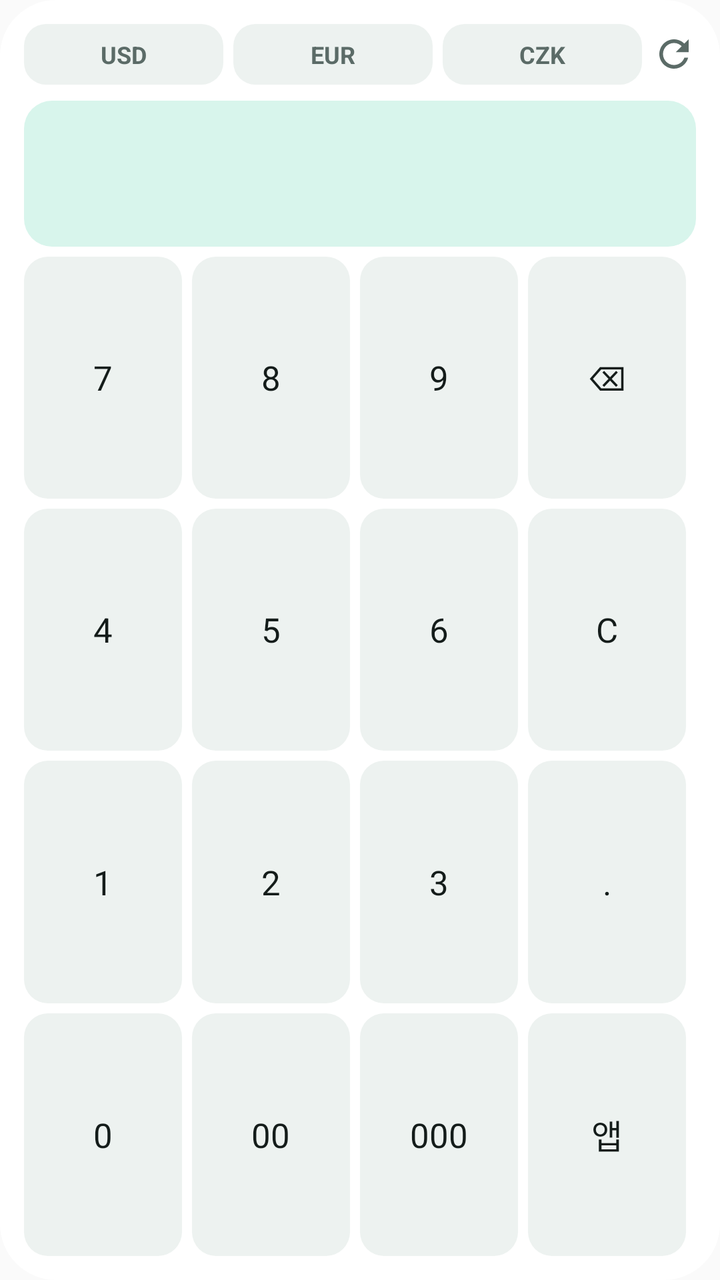
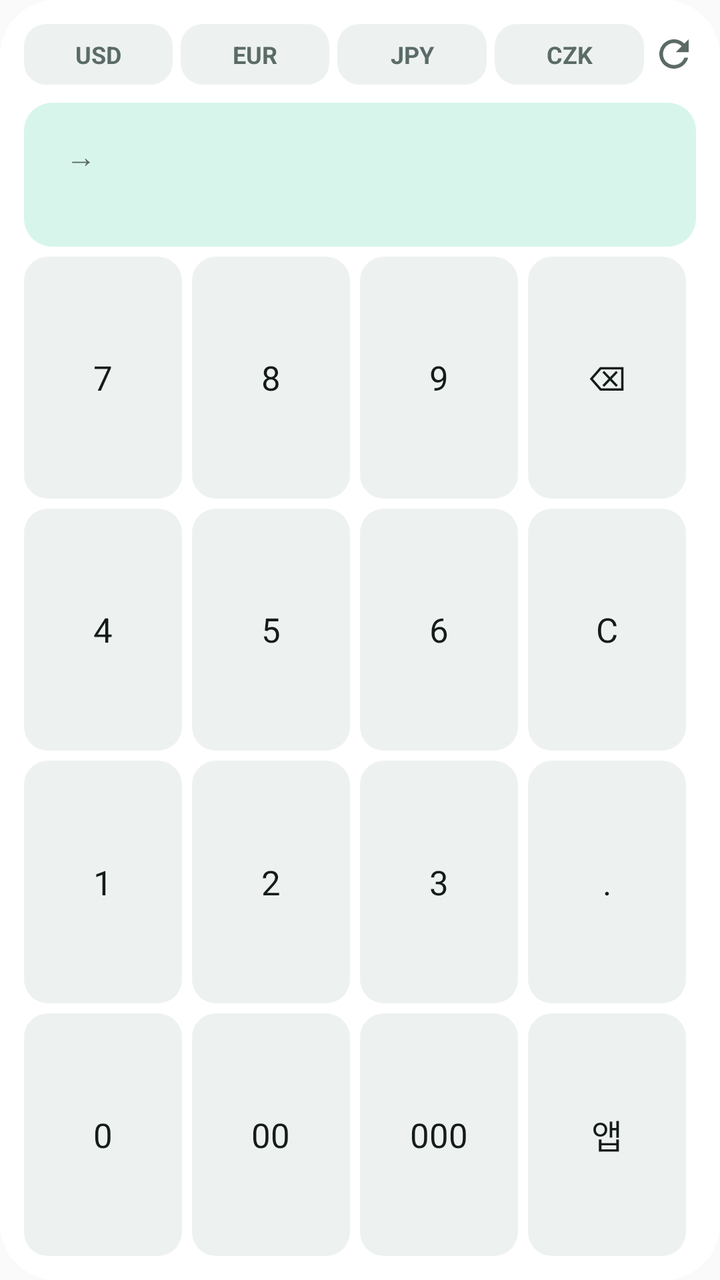

Compare the two renders of this Android layout. The source of the first and the diff that turns it into the second are given below.
<!-- AndroidManifest.xml: application theme Theme.MyExchanges -->
<!-- res/layout/widget_keypad.xml -->
<?xml version="1.0" encoding="utf-8"?>
<LinearLayout xmlns:android="http://schemas.android.com/apk/res/android"
    android:id="@+id/w_root"
    android:layout_width="match_parent" android:layout_height="match_parent"
    android:orientation="vertical" android:background="@drawable/w_bg"
    android:padding="12dp">

    <LinearLayout android:layout_width="match_parent" android:layout_height="wrap_content"
        android:orientation="horizontal" android:paddingTop="0dp" android:gravity="center_vertical">
        <TextView android:id="@+id/w_cur_usd" android:layout_width="0dp" android:layout_height="wrap_content"
            android:layout_weight="1" android:gravity="center" android:padding="7dp"
            android:layout_marginEnd="5dp" android:background="@drawable/w_chip"
            android:textSize="12sp" android:textStyle="bold" android:textColor="@color/w_muted"
            android:text="USD" android:maxLines="1" />
        <TextView android:id="@+id/w_cur_eur" android:layout_width="0dp" android:layout_height="wrap_content"
            android:layout_weight="1" android:gravity="center" android:padding="7dp"
            android:layout_marginEnd="5dp" android:background="@drawable/w_chip"
            android:textSize="12sp" android:textStyle="bold" android:textColor="@color/w_muted"
            android:text="EUR" android:maxLines="1" />
        <TextView android:id="@+id/w_cur_czk" android:layout_width="0dp" android:layout_height="wrap_content"
            android:layout_weight="1" android:gravity="center" android:padding="7dp"
            android:layout_marginEnd="5dp" android:background="@drawable/w_chip"
            android:textSize="12sp" android:textStyle="bold" android:textColor="@color/w_muted"
            android:text="CZK" android:maxLines="1" />
        <ImageView android:id="@+id/w_refresh" android:layout_width="22dp" android:layout_height="22dp"
            android:src="@drawable/w_refresh" android:contentDescription="새로고침" />
    </LinearLayout>
    <LinearLayout android:layout_width="match_parent" android:layout_height="wrap_content"
        android:orientation="vertical" android:background="@drawable/w_hero"
        android:padding="11dp" android:layout_marginTop="8dp">
        <TextView android:id="@+id/w_amount" android:layout_width="match_parent" android:layout_height="wrap_content"
            android:textSize="13sp" android:textColor="@color/w_muted" android:maxLines="1" />
        <TextView android:id="@+id/w_result" android:layout_width="match_parent" android:layout_height="wrap_content"
            android:textSize="24sp" android:textStyle="bold" android:textColor="@color/w_text"
            android:maxLines="1" android:paddingTop="1dp" />
    </LinearLayout>
    <LinearLayout android:layout_width="match_parent" android:layout_height="0dp"
        android:layout_weight="1" android:orientation="horizontal" android:paddingTop="5dp">
        <TextView android:id="@+id/k7" android:layout_width="0dp" android:layout_height="match_parent"
            android:layout_weight="1" android:gravity="center" android:layout_marginEnd="5dp"
            android:background="@drawable/w_key" android:text="7"
            android:textSize="17sp" android:textColor="@color/w_text" android:maxLines="1" />
        <TextView android:id="@+id/k8" android:layout_width="0dp" android:layout_height="match_parent"
            android:layout_weight="1" android:gravity="center" android:layout_marginEnd="5dp"
            android:background="@drawable/w_key" android:text="8"
            android:textSize="17sp" android:textColor="@color/w_text" android:maxLines="1" />
        <TextView android:id="@+id/k9" android:layout_width="0dp" android:layout_height="match_parent"
            android:layout_weight="1" android:gravity="center" android:layout_marginEnd="5dp"
            android:background="@drawable/w_key" android:text="9"
            android:textSize="17sp" android:textColor="@color/w_text" android:maxLines="1" />
        <TextView android:id="@+id/kdel" android:layout_width="0dp" android:layout_height="match_parent"
            android:layout_weight="1" android:gravity="center" android:layout_marginEnd="5dp"
            android:background="@drawable/w_key" android:text="⌫"
            android:textSize="17sp" android:textColor="@color/w_text" android:maxLines="1" />
    </LinearLayout>
    <LinearLayout android:layout_width="match_parent" android:layout_height="0dp"
        android:layout_weight="1" android:orientation="horizontal" android:paddingTop="5dp">
        <TextView android:id="@+id/k4" android:layout_width="0dp" android:layout_height="match_parent"
            android:layout_weight="1" android:gravity="center" android:layout_marginEnd="5dp"
            android:background="@drawable/w_key" android:text="4"
            android:textSize="17sp" android:textColor="@color/w_text" android:maxLines="1" />
        <TextView android:id="@+id/k5" android:layout_width="0dp" android:layout_height="match_parent"
            android:layout_weight="1" android:gravity="center" android:layout_marginEnd="5dp"
            android:background="@drawable/w_key" android:text="5"
            android:textSize="17sp" android:textColor="@color/w_text" android:maxLines="1" />
        <TextView android:id="@+id/k6" android:layout_width="0dp" android:layout_height="match_parent"
            android:layout_weight="1" android:gravity="center" android:layout_marginEnd="5dp"
            android:background="@drawable/w_key" android:text="6"
            android:textSize="17sp" android:textColor="@color/w_text" android:maxLines="1" />
        <TextView android:id="@+id/kclr" android:layout_width="0dp" android:layout_height="match_parent"
            android:layout_weight="1" android:gravity="center" android:layout_marginEnd="5dp"
            android:background="@drawable/w_key" android:text="C"
            android:textSize="17sp" android:textColor="@color/w_text" android:maxLines="1" />
    </LinearLayout>
    <LinearLayout android:layout_width="match_parent" android:layout_height="0dp"
        android:layout_weight="1" android:orientation="horizontal" android:paddingTop="5dp">
        <TextView android:id="@+id/k1" android:layout_width="0dp" android:layout_height="match_parent"
            android:layout_weight="1" android:gravity="center" android:layout_marginEnd="5dp"
            android:background="@drawable/w_key" android:text="1"
            android:textSize="17sp" android:textColor="@color/w_text" android:maxLines="1" />
        <TextView android:id="@+id/k2" android:layout_width="0dp" android:layout_height="match_parent"
            android:layout_weight="1" android:gravity="center" android:layout_marginEnd="5dp"
            android:background="@drawable/w_key" android:text="2"
            android:textSize="17sp" android:textColor="@color/w_text" android:maxLines="1" />
        <TextView android:id="@+id/k3" android:layout_width="0dp" android:layout_height="match_parent"
            android:layout_weight="1" android:gravity="center" android:layout_marginEnd="5dp"
            android:background="@drawable/w_key" android:text="3"
            android:textSize="17sp" android:textColor="@color/w_text" android:maxLines="1" />
        <TextView android:id="@+id/kdot" android:layout_width="0dp" android:layout_height="match_parent"
            android:layout_weight="1" android:gravity="center" android:layout_marginEnd="5dp"
            android:background="@drawable/w_key" android:text="."
            android:textSize="17sp" android:textColor="@color/w_text" android:maxLines="1" />
    </LinearLayout>
    <LinearLayout android:layout_width="match_parent" android:layout_height="0dp"
        android:layout_weight="1" android:orientation="horizontal" android:paddingTop="5dp">
        <TextView android:id="@+id/k0" android:layout_width="0dp" android:layout_height="match_parent"
            android:layout_weight="1" android:gravity="center" android:layout_marginEnd="5dp"
            android:background="@drawable/w_key" android:text="0"
            android:textSize="17sp" android:textColor="@color/w_text" android:maxLines="1" />
        <TextView android:id="@+id/k00" android:layout_width="0dp" android:layout_height="match_parent"
            android:layout_weight="1" android:gravity="center" android:layout_marginEnd="5dp"
            android:background="@drawable/w_key" android:text="00"
            android:textSize="17sp" android:textColor="@color/w_text" android:maxLines="1" />
        <TextView android:id="@+id/k000" android:layout_width="0dp" android:layout_height="match_parent"
            android:layout_weight="1" android:gravity="center" android:layout_marginEnd="5dp"
            android:background="@drawable/w_key" android:text="000"
            android:textSize="17sp" android:textColor="@color/w_text" android:maxLines="1" />
        <TextView android:id="@+id/kopen" android:layout_width="0dp" android:layout_height="match_parent"
            android:layout_weight="1" android:gravity="center" android:layout_marginEnd="5dp"
            android:background="@drawable/w_key" android:text="앱"
            android:textSize="17sp" android:textColor="@color/w_text" android:maxLines="1" />
    </LinearLayout>
</LinearLayout>
<!-- resources referenced by this layout -->
<resources>
  <color name="w_muted">#FF5B6B67</color>
  <color name="w_text">#FF141C1A</color>
  <!-- drawable w_bg (drawable) -->
  <?xml version="1.0" encoding="utf-8"?>
  <shape xmlns:android="http://schemas.android.com/apk/res/android" android:shape="rectangle">
      <solid android:color="@color/w_bg" />
      <corners android:radius="@dimen/w_radius" />
  </shape>
  <!-- drawable w_chip (drawable) -->
  <?xml version="1.0" encoding="utf-8"?>
  <shape xmlns:android="http://schemas.android.com/apk/res/android" android:shape="rectangle">
      <solid android:color="@color/w_chip" />
      <corners android:radius="11dp" />
  </shape>
  <!-- drawable w_hero (drawable) -->
  <?xml version="1.0" encoding="utf-8"?>
  <shape xmlns:android="http://schemas.android.com/apk/res/android" android:shape="rectangle">
      <solid android:color="@color/w_hero" />
      <corners android:radius="14dp" />
  </shape>
  <!-- drawable w_key (drawable) -->
  <?xml version="1.0" encoding="utf-8"?>
  <shape xmlns:android="http://schemas.android.com/apk/res/android" android:shape="rectangle">
      <solid android:color="@color/w_chip" />
      <corners android:radius="12dp" />
  </shape>
  <!-- drawable w_refresh (drawable) -->
  <?xml version="1.0" encoding="utf-8"?>
  <vector xmlns:android="http://schemas.android.com/apk/res/android"
      android:width="20dp" android:height="20dp"
      android:viewportWidth="24" android:viewportHeight="24"
      android:tint="@color/w_muted">
      <path android:fillColor="#FF000000"
          android:pathData="M17.65,6.35C16.2,4.9 14.21,4 12,4c-4.42,0 -7.99,3.58 -8,8s3.57,8 8,8c3.73,0 6.84,-2.55 7.73,-6h-2.08c-0.82,2.33 -3.04,4 -5.65,4 -3.31,0 -6,-2.69 -6,-6s2.69,-6 6,-6c1.66,0 3.14,0.69 4.22,1.78L13,11h7V4l-2.35,2.35z" />
  </vector>
  <style name="Theme.MyExchanges" parent="@android:style/Theme.Material.Light.NoActionBar" />
  <color name="w_bg">#FFFFFFFF</color>
  <dimen name="w_radius">18dp</dimen>
  <color name="w_chip">#FFEDF2F0</color>
  <color name="w_hero">#FFD8F5EC</color>
</resources>

<!-- the commit's change to res/layout/widget_keypad.xml (unified diff, before → after) -->
@@ -6,20 +6,25 @@
     android:padding="12dp">
 
     <LinearLayout android:layout_width="match_parent" android:layout_height="wrap_content"
-        android:orientation="horizontal" android:paddingTop="0dp" android:gravity="center_vertical">
+        android:orientation="horizontal" android:gravity="center_vertical">
         <TextView android:id="@+id/w_cur_usd" android:layout_width="0dp" android:layout_height="wrap_content"
-            android:layout_weight="1" android:gravity="center" android:padding="7dp"
-            android:layout_marginEnd="5dp" android:background="@drawable/w_chip"
+            android:layout_weight="1" android:gravity="center" android:paddingTop="7dp" android:paddingBottom="7dp"
+            android:layout_marginEnd="4dp" android:background="@drawable/w_chip"
             android:textSize="12sp" android:textStyle="bold" android:textColor="@color/w_muted"
             android:text="USD" android:maxLines="1" />
         <TextView android:id="@+id/w_cur_eur" android:layout_width="0dp" android:layout_height="wrap_content"
-            android:layout_weight="1" android:gravity="center" android:padding="7dp"
-            android:layout_marginEnd="5dp" android:background="@drawable/w_chip"
+            android:layout_weight="1" android:gravity="center" android:paddingTop="7dp" android:paddingBottom="7dp"
+            android:layout_marginEnd="4dp" android:background="@drawable/w_chip"
             android:textSize="12sp" android:textStyle="bold" android:textColor="@color/w_muted"
             android:text="EUR" android:maxLines="1" />
+        <TextView android:id="@+id/w_cur_jpy" android:layout_width="0dp" android:layout_height="wrap_content"
+            android:layout_weight="1" android:gravity="center" android:paddingTop="7dp" android:paddingBottom="7dp"
+            android:layout_marginEnd="4dp" android:background="@drawable/w_chip"
+            android:textSize="12sp" android:textStyle="bold" android:textColor="@color/w_muted"
+            android:text="JPY" android:maxLines="1" />
         <TextView android:id="@+id/w_cur_czk" android:layout_width="0dp" android:layout_height="wrap_content"
-            android:layout_weight="1" android:gravity="center" android:padding="7dp"
-            android:layout_marginEnd="5dp" android:background="@drawable/w_chip"
+            android:layout_weight="1" android:gravity="center" android:paddingTop="7dp" android:paddingBottom="7dp"
+            android:layout_marginEnd="4dp" android:background="@drawable/w_chip"
             android:textSize="12sp" android:textStyle="bold" android:textColor="@color/w_muted"
             android:text="CZK" android:maxLines="1" />
         <ImageView android:id="@+id/w_refresh" android:layout_width="22dp" android:layout_height="22dp"
@@ -27,12 +32,22 @@
     </LinearLayout>
     <LinearLayout android:layout_width="match_parent" android:layout_height="wrap_content"
         android:orientation="vertical" android:background="@drawable/w_hero"
-        android:padding="11dp" android:layout_marginTop="8dp">
-        <TextView android:id="@+id/w_amount" android:layout_width="match_parent" android:layout_height="wrap_content"
-            android:textSize="13sp" android:textColor="@color/w_muted" android:maxLines="1" />
-        <TextView android:id="@+id/w_result" android:layout_width="match_parent" android:layout_height="wrap_content"
-            android:textSize="24sp" android:textStyle="bold" android:textColor="@color/w_text"
-            android:maxLines="1" android:paddingTop="1dp" />
+        android:padding="12dp" android:layout_marginTop="9dp">
+        <LinearLayout android:layout_width="match_parent" android:layout_height="wrap_content"
+            android:orientation="horizontal" android:gravity="center_vertical">
+            <TextView android:id="@+id/w_amount" android:layout_width="wrap_content" android:layout_height="wrap_content"
+                android:textSize="17sp" android:textStyle="bold" android:textColor="@color/w_text"
+                android:maxLines="1" android:ellipsize="end" />
+            <TextView android:layout_width="wrap_content" android:layout_height="wrap_content"
+                android:text="→" android:textSize="15sp" android:textColor="@color/w_muted"
+                android:paddingStart="9dp" android:paddingEnd="9dp" />
+            <TextView android:id="@+id/w_result" android:layout_width="0dp" android:layout_height="wrap_content"
+                android:layout_weight="1" android:textSize="22sp" android:textStyle="bold"
+                android:textColor="@color/w_text" android:maxLines="1" android:ellipsize="end" />
+        </LinearLayout>
+        <TextView android:id="@+id/w_rate" android:layout_width="match_parent" android:layout_height="wrap_content"
+            android:paddingTop="4dp" android:textSize="11sp" android:textColor="@color/w_muted"
+            android:maxLines="1" />
     </LinearLayout>
     <LinearLayout android:layout_width="match_parent" android:layout_height="0dp"
         android:layout_weight="1" android:orientation="horizontal" android:paddingTop="5dp">
